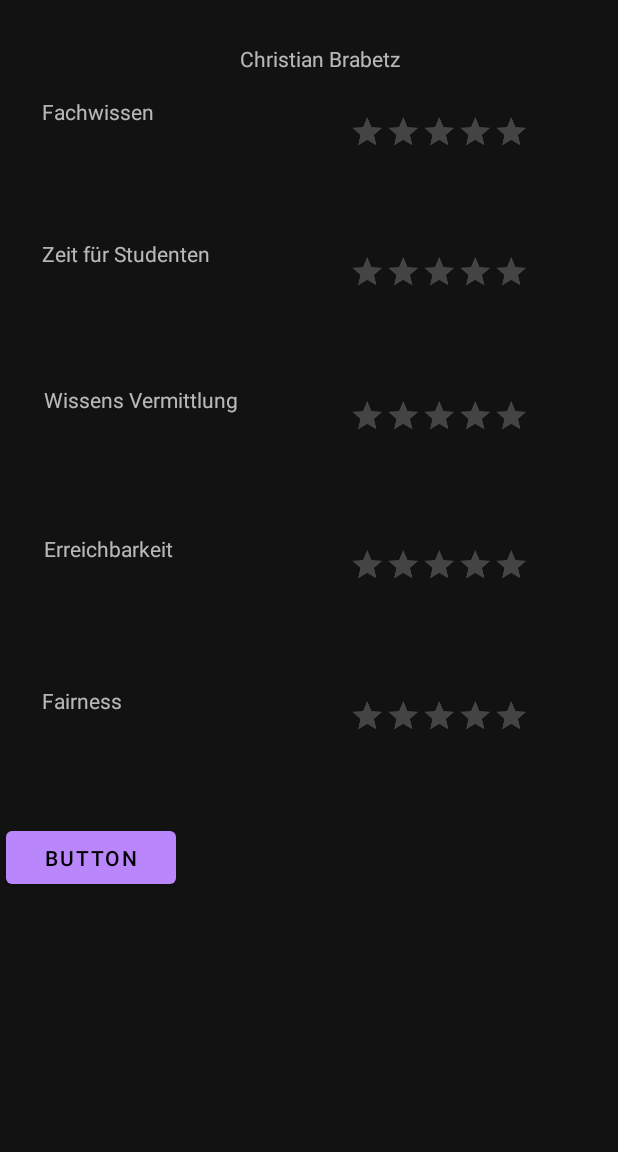
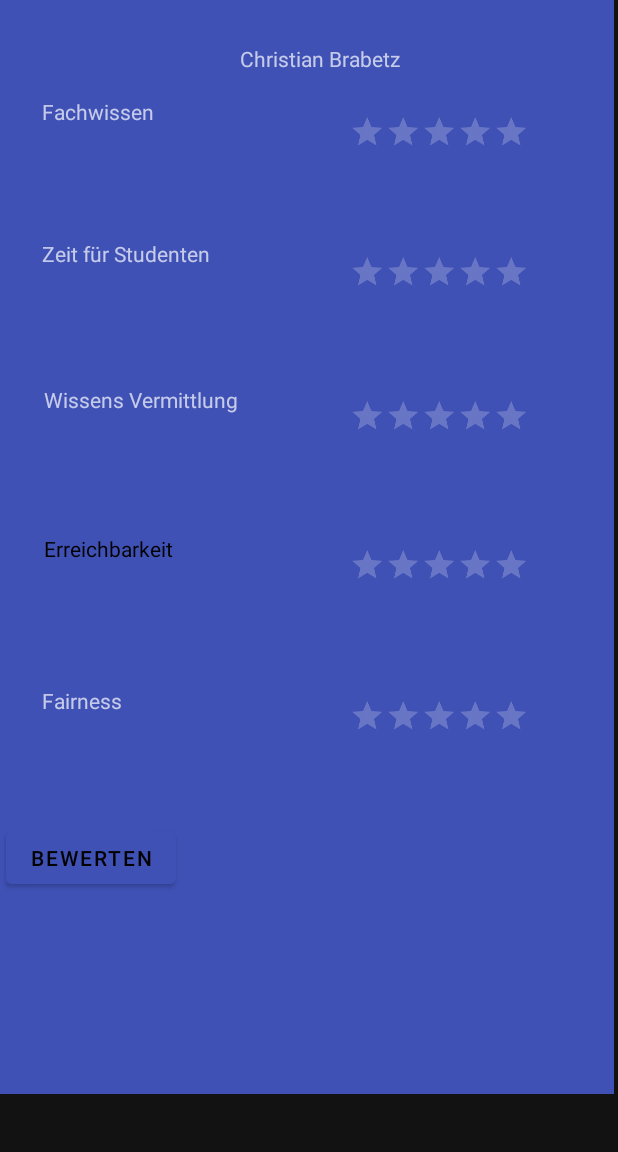
Before and after one commit to nightbit/UniRate, an Android app: the brabetz screen opened directly, with no data from a screen before it, on a phone screen of 412 x 824 dp, the part 84-1236 px from its top. Run offline under Robolectric (Android 15) with nearby library versions, the phone set to English and light mode, and no system bars.

Commit message:
DesignMotherFuckerMusa4

```diff
--- a/app/src/main/res/layout/activity_brabetz.xml
+++ b/app/src/main/res/layout/activity_brabetz.xml
@@ -1,13 +1,13 @@
 <?xml version="1.0" encoding="utf-8"?>
 <ScrollView
+        xmlns:android="http://schemas.android.com/apk/res/android"
+        xmlns:tools="http://schemas.android.com/tools"
+        xmlns:app="http://schemas.android.com/apk/res-auto"
         android:layout_width="409dp"
         android:layout_height="729dp"
         tools:layout_editor_absoluteX="1dp"
         tools:layout_editor_absoluteY="1dp"
-        android:fillViewport="true"
-        xmlns:android="http://schemas.android.com/apk/res/android"
-        xmlns:tools="http://schemas.android.com/tools"
-        xmlns:app="http://schemas.android.com/apk/res-auto">
+        android:fillViewport="true" android:foregroundTint="#2196F3" android:background="#3F51B5">
 
     <androidx.constraintlayout.widget.ConstraintLayout
             android:layout_width="match_parent"
@@ -16,7 +16,7 @@
             android:layout_alignParentBottom="true"
             android:layout_marginBottom="118dp"
             android:layout_marginTop="1dp"
-            android:layout_alignParentTop="true">
+            android:layout_alignParentTop="true" android:foregroundTint="#9C27B0">
 
         <TextView
                 android:text="Christian Brabetz"
@@ -157,7 +157,7 @@
                 app:layout_constraintStart_toStartOf="parent"
                 app:layout_constraintHorizontal_bias="0.09"
                 app:layout_constraintVertical_bias="0.6"
-        />
+                android:textColor="#000000"/>
         <RatingBar
                 android:layout_width="235dp"
                 android:layout_height="45dp"
@@ -227,14 +227,15 @@
 
         />
         <Button
-                android:text="Button"
+                android:text="Bewerten"
                 android:layout_width="113dp"
                 android:layout_height="47dp"
                 android:id="@+id/brabbutton6"
                 app:layout_constraintTop_toTopOf="parent"
                 app:layout_constraintEnd_toEndOf="parent"
                 app:layout_constraintBottom_toBottomOf="parent" app:layout_constraintStart_toStartOf="parent"
-                app:layout_constraintHorizontal_bias="0.013" app:layout_constraintVertical_bias="0.971"/>
+                app:layout_constraintHorizontal_bias="0.013" app:layout_constraintVertical_bias="0.971"
+                android:backgroundTint="#3F51B5"/>
 
     </androidx.constraintlayout.widget.ConstraintLayout>
 
```
